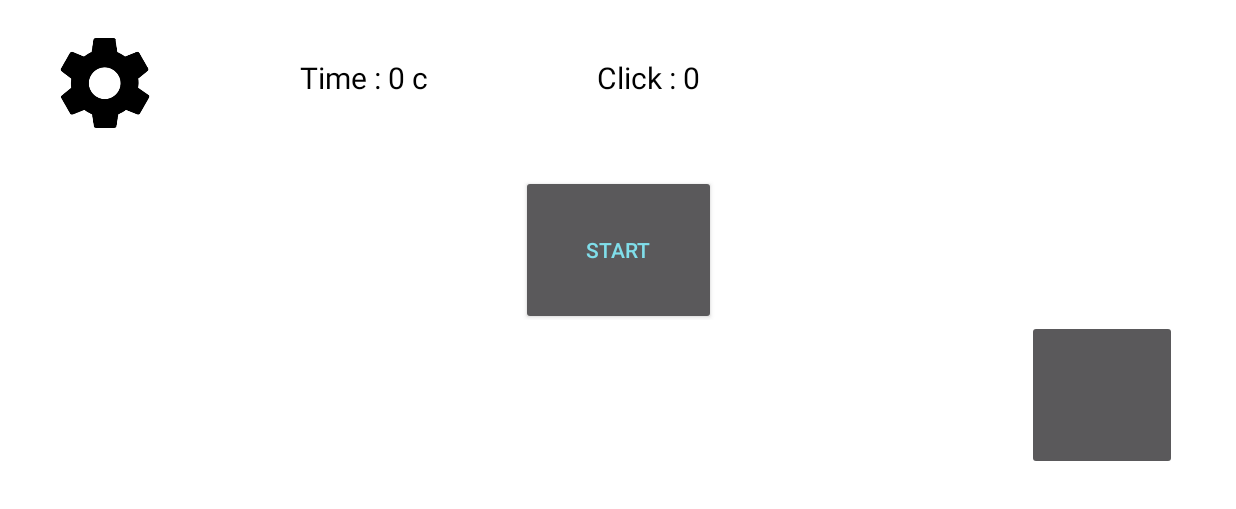
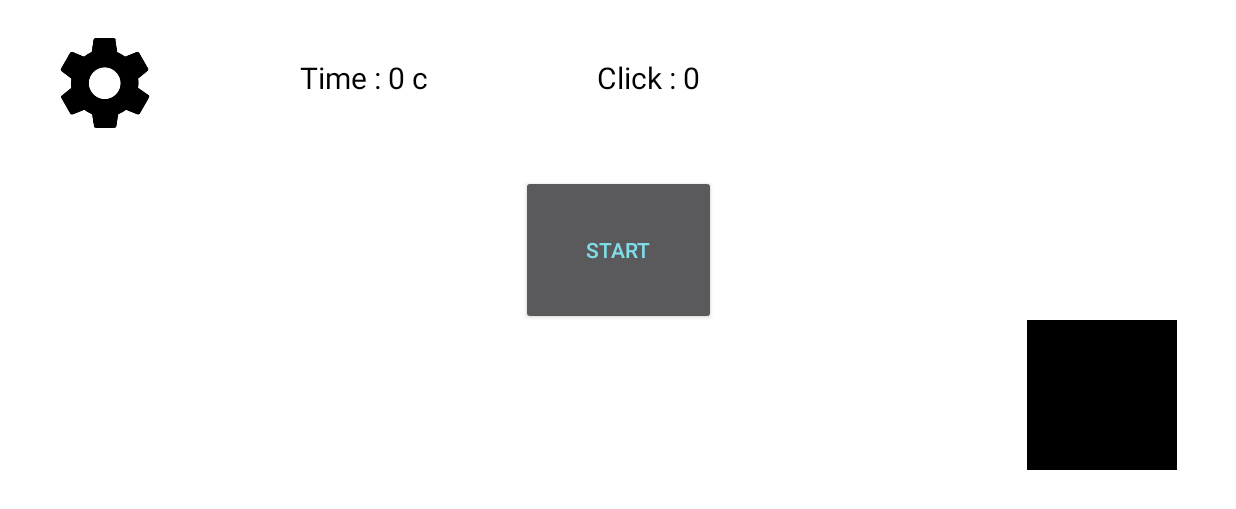
Before and after one commit to AgeDim/Clicker, an Android app: the screen it shows after launch (MainActivity), on a phone screen of 824 x 412 dp (held sideways). Shown: the top 509 px of the screen. Run offline under Robolectric (Android 15) with nearby library versions, the phone set to English and light mode, and no system bars.

Commit message:
Вот эта хуйня, изобретенна УКРОПАМИ!

```diff
--- a/app/src/main/res/drawable/cycle_button.xml
+++ /dev/null
@@ -1,29 +0,0 @@
-<?xml version="1.0" encoding="utf-8"?>
-<selector xmlns:android="http://schemas.android.com/apk/res/android">
-    <item android:state_pressed="false" >
-        <shape android:shape="rectangle">
-            <corners android:radius="1000dp" />
-            <size android:width="100dp" android:height="100dp"/>
-            <stroke
-                android:width="2dip"/>
-            <padding
-                android:bottom="2dp"
-                android:left="2dp"
-                android:right="2dp"
-                android:top="2dp" />
-        </shape>
-    </item>
-    <item android:state_pressed="true">
-        <shape android:shape="rectangle">
-            <corners android:radius="1000dp" />
-            <size android:width="100dp" android:height="100dp"/>
-            <stroke
-                android:width="2dip" />
-            <padding
-                android:bottom="2dp"
-                android:left="2dp"
-                android:right="2dp"
-                android:top="2dp" />
-        </shape>
-    </item>
-</selector>
--- a/app/src/main/res/layout/activity_main.xml
+++ b/app/src/main/res/layout/activity_main.xml
@@ -106,6 +106,7 @@
             android:id="@+id/click"
             android:layout_width="100dp"
             android:layout_height="100dp"
+            android:background="@drawable/blacksquare"
             android:contentDescription="@string/todo"
             tools:ignore="MissingConstraints,SpeakableTextPresentCheck" />
     </LinearLayout>
```
Also changed, not shown: app/src/main/java/com/example/clicker/MainActivity.java (+24 -26 lines), app/src/main/res/layout/activity_settings.xml (+0 -7 lines), app/src/main/res/drawable-v24/background.jpg (deleted), app/src/main/res/drawable-v24/blackcircle.png (added), app/src/main/res/drawable-v24/blacksquare.png (added), app/src/main/res/drawable-v24/graycircle.png (added), app/src/main/res/drawable-v24/graysquare.png (added), app/src/main/res/drawable-v24/whitecircle.png (added), app/src/main/res/drawable-v24/whitesquare.png (added).
